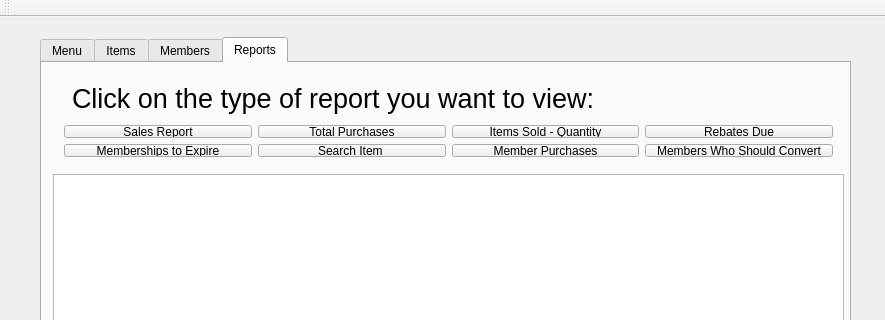
Qt form mainwindow.ui (JMarcu/Super-Warehouse-Store) before a commit; both pictures show x 0 to 885 and y 0 to 320 of the 885 by 677 pixel window.
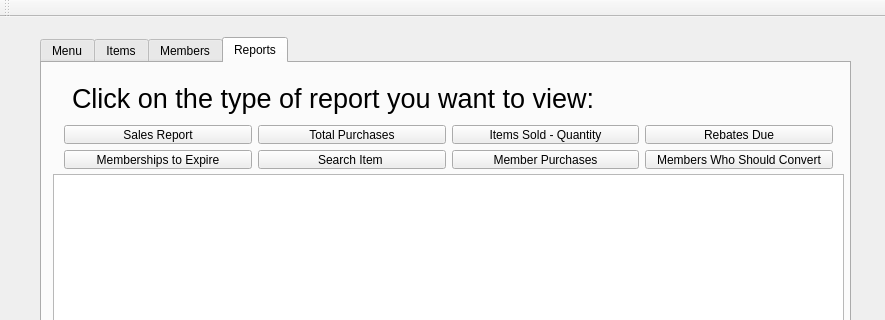
The same form after that commit. The open tabs and pages were chosen to show the change.

Patch:
```diff
--- a/mainwindow.ui
+++ b/mainwindow.ui
@@ -268,13 +268,13 @@
        <bool>true</bool>
       </property>
      </widget>
-     <widget class="QWidget" name="">
+     <widget class="QWidget" name="layoutWidget">
       <property name="geometry">
        <rect>
         <x>11</x>
         <y>51</y>
         <width>791</width>
-        <height>54</height>
+        <height>66</height>
        </rect>
       </property>
       <layout class="QGridLayout" name="gridLayout_3">
```
Left out of the diff: 7 changed lines with no effect on the pictures.
